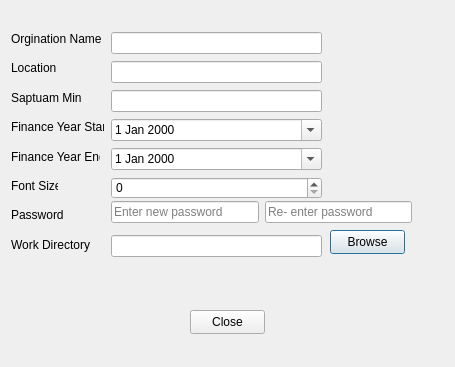
Old version of the form DLG/csettingdlg.ui in the repository hlunguite/saptuamDataQT.
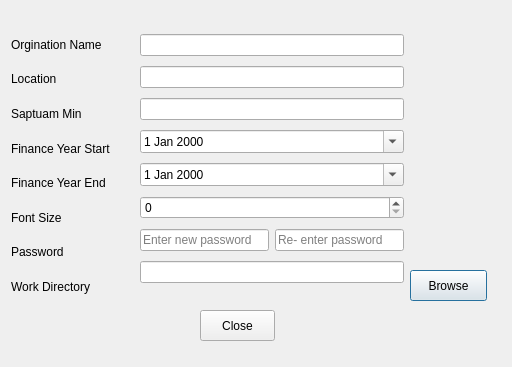
New version of the form.

What changed in the file:
```diff
--- a/DLG/csettingdlg.ui
+++ b/DLG/csettingdlg.ui
@@ -6,175 +6,128 @@
    <rect>
     <x>0</x>
     <y>0</y>
-    <width>455</width>
+    <width>512</width>
     <height>367</height>
    </rect>
   </property>
   <property name="windowTitle">
    <string>Dialog</string>
   </property>
-  <widget class="QLineEdit" name="m_cwd">
+  <widget class="QPushButton" name="m_bwroseDirBtn">
    <property name="geometry">
     <rect>
-     <x>111</x>
-     <y>235</y>
-     <width>211</width>
-     <height>22</height>
+     <x>410</x>
+     <y>270</y>
+     <width>77</width>
+     <height>31</height>
     </rect>
    </property>
+   <property name="text">
+    <string>Browse</string>
+   </property>
   </widget>
-  <widget class="QLabel" name="m_cwdLbl">
+  <widget class="QPushButton" name="m_closeBtn">
+   <property name="geometry">
+    <rect>
+     <x>200</x>
+     <y>310</y>
+     <width>75</width>
+     <height>31</height>
+    </rect>
+   </property>
+   <property name="text">
+    <string>Close</string>
+   </property>
+  </widget>
+  <widget class="QWidget" name="">
    <property name="geometry">
     <rect>
      <x>11</x>
-     <y>237</y>
-     <width>79</width>
-     <height>16</height>
+     <y>30</y>
+     <width>121</width>
+     <height>271</height>
     </rect>
    </property>
-   <property name="text">
-    <string>Work Directory</string>
-   </property>
-  </widget>
+   <layout class="QVBoxLayout" name="verticalLayout">
+    <item>
   <widget class="QLabel" name="m_orgNameLbl">
-   <property name="geometry">
-    <rect>
-     <x>11</x>
-     <y>31</y>
-     <width>92</width>
-     <height>16</height>
-    </rect>
-   </property>
    <property name="text">
     <string>Orgination Name</string>
    </property>
   </widget>
+    </item>
+    <item>
   <widget class="QLabel" name="m_locationLbl">
-   <property name="geometry">
-    <rect>
-     <x>11</x>
-     <y>60</y>
-     <width>46</width>
-     <height>16</height>
-    </rect>
-   </property>
    <property name="text">
     <string>Location</string>
    </property>
   </widget>
+    </item>
+    <item>
   <widget class="QLabel" name="m_saptuamMinlbl">
-   <property name="geometry">
-    <rect>
-     <x>11</x>
-     <y>90</y>
-     <width>71</width>
-     <height>16</height>
-    </rect>
-   </property>
    <property name="text">
     <string>Saptuam Min</string>
    </property>
   </widget>
-  <widget class="QLabel" name="m_fontSizeLbl">
-   <property name="geometry">
-    <rect>
-     <x>11</x>
-     <y>178</y>
-     <width>47</width>
-     <height>16</height>
-    </rect>
-   </property>
-   <property name="text">
-    <string>Font Size</string>
-   </property>
-  </widget>
+    </item>
+    <item>
   <widget class="QLabel" name="m_fyStartLbl">
-   <property name="geometry">
-    <rect>
-     <x>11</x>
-     <y>119</y>
-     <width>93</width>
-     <height>16</height>
-    </rect>
-   </property>
    <property name="text">
     <string>Finance Year Start</string>
    </property>
   </widget>
+    </item>
+    <item>
   <widget class="QLabel" name="m_fyEndLbl">
-   <property name="geometry">
-    <rect>
-     <x>11</x>
-     <y>149</y>
-     <width>89</width>
-     <height>16</height>
-    </rect>
-   </property>
    <property name="text">
     <string>Finance Year End</string>
    </property>
   </widget>
+    </item>
+    <item>
+     <widget class="QLabel" name="m_fontSizeLbl">
+      <property name="text">
+       <string>Font Size</string>
+      </property>
+     </widget>
+    </item>
+    <item>
   <widget class="QLabel" name="m_passwordLbl">
-   <property name="geometry">
-    <rect>
-     <x>11</x>
-     <y>207</y>
-     <width>81</width>
-     <height>16</height>
-    </rect>
-   </property>
    <property name="text">
     <string>Password</string>
    </property>
   </widget>
-  <widget class="QPushButton" name="m_bwroseDirBtn">
-   <property name="geometry">
-    <rect>
-     <x>330</x>
-     <y>230</y>
-     <width>75</width>
-     <height>24</height>
-    </rect>
-   </property>
+    </item>
+    <item>
+     <widget class="QLabel" name="m_cwdLbl">
    <property name="text">
-    <string>Browse</string>
-   </property>
-  </widget>
-  <widget class="QSpinBox" name="m_fontSize">
-   <property name="geometry">
-    <rect>
-     <x>111</x>
-     <y>177</y>
-     <width>211</width>
-     <height>22</height>
-    </rect>
-   </property>
+       <string>Work Directory</string>
+      </property>
+     </widget>
+    </item>
+   </layout>
   </widget>
-  <widget class="QDateEdit" name="m_fyEnd">
+  <widget class="QWidget" name="">
    <property name="geometry">
     <rect>
-     <x>111</x>
-     <y>148</y>
-     <width>211</width>
-     <height>22</height>
+     <x>140</x>
+     <y>30</y>
+     <width>264</width>
+     <height>264</height>
     </rect>
    </property>
-   <property name="displayFormat">
-    <string>d MMM yyyy</string>
-   </property>
-   <property name="calendarPopup">
-    <bool>true</bool>
-   </property>
-  </widget>
+   <layout class="QVBoxLayout" name="verticalLayout_2">
+    <item>
+     <widget class="QLineEdit" name="m_org"/>
+    </item>
+    <item>
+     <widget class="QLineEdit" name="m_location"/>
+    </item>
+    <item>
+     <widget class="QLineEdit" name="m_saptuamMin"/>
+    </item>
+    <item>
   <widget class="QDateEdit" name="m_fyStart">
-   <property name="geometry">
-    <rect>
-     <x>111</x>
-     <y>119</y>
-     <width>211</width>
-     <height>22</height>
-    </rect>
-   </property>
    <property name="displayFormat">
     <string>d MMM yyyy</string>
    </property>
@@ -182,58 +135,21 @@
     <bool>true</bool>
    </property>
   </widget>
-  <widget class="QLineEdit" name="m_saptuamMin">
-   <property name="geometry">
-    <rect>
-     <x>111</x>
-     <y>90</y>
-     <width>211</width>
-     <height>22</height>
-    </rect>
-   </property>
-  </widget>
-  <widget class="QLineEdit" name="m_location">
-   <property name="geometry">
-    <rect>
-     <x>111</x>
-     <y>61</y>
-     <width>211</width>
-     <height>22</height>
-    </rect>
-   </property>
-  </widget>
-  <widget class="QLineEdit" name="m_org">
-   <property name="geometry">
-    <rect>
-     <x>111</x>
-     <y>32</y>
-     <width>211</width>
-     <height>22</height>
-    </rect>
-   </property>
-  </widget>
-  <widget class="QPushButton" name="m_closeBtn">
-   <property name="geometry">
-    <rect>
-     <x>190</x>
-     <y>310</y>
-     <width>75</width>
-     <height>24</height>
-    </rect>
-   </property>
-   <property name="text">
-    <string>Close</string>
-   </property>
-  </widget>
-  <widget class="QWidget" name="layoutWidget">
-   <property name="geometry">
-    <rect>
-     <x>111</x>
-     <y>200</y>
-     <width>301</width>
-     <height>24</height>
-    </rect>
-   </property>
+    </item>
+    <item>
+     <widget class="QDateEdit" name="m_fyEnd">
+      <property name="displayFormat">
+       <string>d MMM yyyy</string>
+      </property>
+      <property name="calendarPopup">
+       <bool>true</bool>
+      </property>
+     </widget>
+    </item>
+    <item>
+     <widget class="QSpinBox" name="m_fontSize"/>
+    </item>
+    <item>
    <layout class="QHBoxLayout" name="horizontalLayout">
     <item>
      <widget class="QLineEdit" name="m_password">
@@ -254,6 +170,11 @@
        <string>Re- enter password</string>
       </property>
      </widget>
+      </item>
+     </layout>
+    </item>
+    <item>
+     <widget class="QLineEdit" name="m_cwd"/>
     </item>
    </layout>
   </widget>
```
Lines whose indentation alone changed are shown as unchanged.
